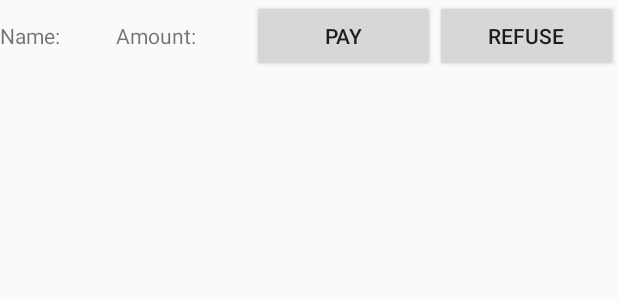
After one commit to S3dany/SharingExpenses, an Android app: the layout bills_list_topay.xml on its own in the app's theme, with its tools: preview values and no code run, on a phone screen of 412 x 824 dp. The commit adds this screen. Shown: the top 300 px of the screen. Run offline under Robolectric (Android 15) with nearby library versions, the phone set to English and light mode, and no system bars.

Commit message:
bills_page: adding listviews and list adapters

```diff
--- /dev/null
+++ b/app/src/main/res/layout/bills_list_topay.xml
@@ -0,0 +1,34 @@
+<?xml version="1.0" encoding="utf-8"?>
+<LinearLayout xmlns:android="http://schemas.android.com/apk/res/android"
+    android:layout_width="match_parent"
+    android:layout_height="wrap_content"
+    android:orientation="horizontal" >
+
+    <TextView
+        android:id="@+id/bills_list_topay_name"
+        android:layout_width="wrap_content"
+        android:layout_height="wrap_content"
+        android:layout_weight="1"
+        android:text="Name: " />
+
+    <TextView
+        android:id="@+id/bills_list_topay_amount"
+        android:layout_width="wrap_content"
+        android:layout_height="wrap_content"
+        android:layout_weight="1"
+        android:text="Amount: " />
+
+    <Button
+        android:id="@+id/bills_list_topay_accept"
+        android:layout_width="wrap_content"
+        android:layout_height="wrap_content"
+        android:layout_weight="1"
+        android:text="Pay" />
+
+    <Button
+        android:id="@+id/bills_list_topay_refuse"
+        android:layout_width="wrap_content"
+        android:layout_height="wrap_content"
+        android:layout_weight="1"
+        android:text="Refuse" />
+</LinearLayout>
```
Also changed, not shown: app/src/main/java/com/example/sharingexpenses/BillsActivity.java (+28 -0 lines), app/src/main/java/com/example/sharingexpenses/BillsListToPay.java (added, +111 -0 lines), app/src/main/java/com/example/sharingexpenses/BillsListToPayData.java (added, +17 -0 lines), app/src/main/java/com/example/sharingexpenses/BillsListToReceive.java (added, +111 -0 lines), app/src/main/res/layout/activity_bills.xml (+5 -10 lines).
